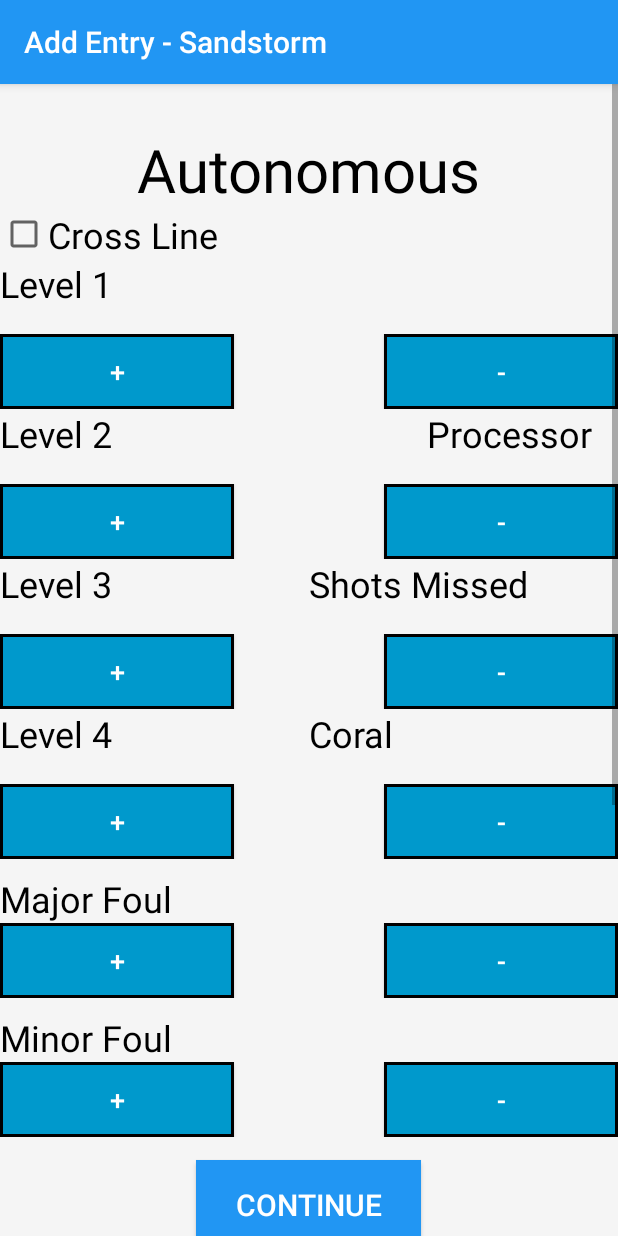
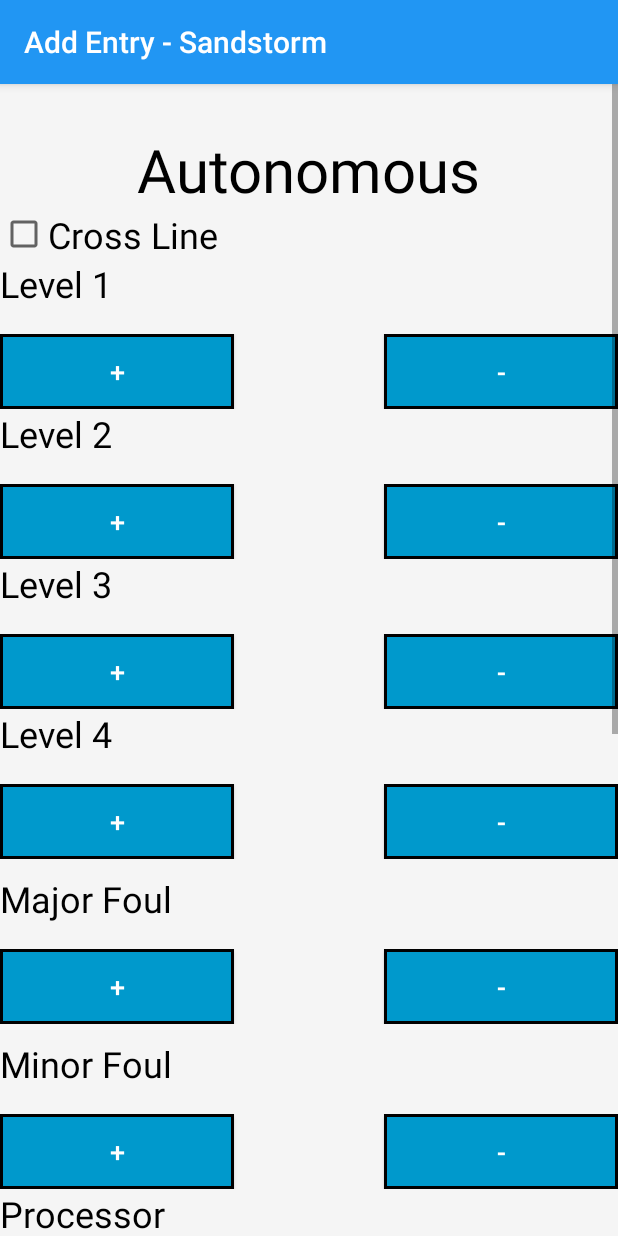
Before and after one commit to RaiderRobotix/Scouting-App, an Android app: the AddEntryActivity screen opened directly, with no data from a screen before it, after a tap on "CONTINUE", on a phone screen of 412 x 824 dp. Run offline under Robolectric (Android 15) with nearby library versions, the light colour scheme and no system bars; libraries missing offline, so code that uses them is left out: com.weiwangcn.betterspinner; 32 statements that could not run were skipped.

Commit message:
More buttons!!! - Ojas

```diff
--- a/scoutingapp/src/main/java/org/usfirst/frc/team25/scouting/data/models/Autonomous.java
+++ b/scoutingapp/src/main/java/org/usfirst/frc/team25/scouting/data/models/Autonomous.java
@@ -15,12 +15,11 @@ public class Autonomous {
     private int levelThree;
     private int levelFour;
     private int coral;
-    private int madeAuto;
     private int missedAuto;
 
 
 
-    public Autonomous(int processorAuto, int majorFoulAuto, int minoFoulAuto, boolean crossComLine, int levelOne, int levelTwo, int levelThree, int levelFour, int coral, int madeAuto, int missedAuto) {
+    public Autonomous(int processorAuto, int majorFoulAuto, int minorFoulAuto, boolean crossComLine, int levelOne, int levelTwo, int levelThree, int levelFour, int coral, int missedAuto) {
         this.processorAuto = processorAuto;
         this.majorFoulAuto = majorFoulAuto;
         this.minorFoulAuto = minorFoulAuto;
@@ -29,7 +28,6 @@ public class Autonomous {
         this.levelTwo = levelTwo;
         this.levelThree = levelThree;
         this.levelFour = levelFour;
-        this.madeAuto = madeAuto;
         this.missedAuto = missedAuto;
     }
 
@@ -53,8 +51,6 @@ public class Autonomous {
 
     public int getCoral() {return coral;}
 
-    public int getMadeAuto() {return madeAuto;}
-
     public int getMissedAuto() {return missedAuto;}
 
 }
--- a/scoutingapp/src/main/java/org/usfirst/frc/team25/scouting/ui/dataentry/AutoFragment.java
+++ b/scoutingapp/src/main/java/org/usfirst/frc/team25/scouting/ui/dataentry/AutoFragment.java
@@ -19,7 +19,7 @@ import org.usfirst.frc.team25.scouting.ui.views.ButtonIncDecSet;
 
 public class AutoFragment extends Fragment implements EntryFragment {
 
-    private ButtonIncDecSet levelOne, levelTwo, levelThree, levelFour, coral, processorAuto, missedAuto, madeAuto, minorFoulAuto, majorFoulAuto;
+    private ButtonIncDecSet levelOne, levelTwo, levelThree, levelFour, coral, processorAuto, missedAuto, minorFoulAuto, majorFoulAuto;
 
 
     private CheckBox crossComLine;
@@ -56,7 +56,6 @@ public class AutoFragment extends Fragment implements EntryFragment {
         levelThree = view.findViewById(R.id.auto_zone_three_text);
         levelFour = view.findViewById(R.id.auto_zone_four_text);
         processorAuto = view.findViewById(R.id.auto_zone_text_processor);
-        madeAuto = view.findViewById(R.id.auto_zone_text_made);
         missedAuto = view.findViewById(R.id.auto_zone_text_missed);
         crossComLine = view.findViewById(R.id.cross_com_line);
         minorFoulAuto = view.findViewById(R.id.minor_foul_auto_text);
@@ -69,7 +68,7 @@ public class AutoFragment extends Fragment implements EntryFragment {
 
 
 
-        ButtonIncDecSet[] enablingCrossHabLineMetrics = new ButtonIncDecSet[]{ levelOne, levelTwo, levelThree, levelFour, coral, madeAuto, missedAuto};
+        ButtonIncDecSet[] enablingCrossHabLineMetrics = new ButtonIncDecSet[]{ levelOne, levelTwo, levelThree, levelFour, coral, missedAuto};
         /*
         for (ButtonIncDecSet set : enablingCrossHabLineMetrics) {
             set.incButton.setOnClickListener(view1 -> {
@@ -147,7 +146,6 @@ public class AutoFragment extends Fragment implements EntryFragment {
             levelThree.setValue(prevAuto.getLevelThree());
             levelFour.setValue(prevAuto.getLevelFour());
             coral.setValue(prevAuto.getCoral());
-            madeAuto.setValue(prevAuto.getMadeAuto());
             missedAuto.setValue(prevAuto.getMissedAuto());
         }
 
@@ -155,9 +153,7 @@ public class AutoFragment extends Fragment implements EntryFragment {
 
     @Override
     public void saveState() {
-        entry.setAutonomous(new Autonomous(processorAuto.getValue(), majorFoulAuto.getValue(), minorFoulAuto.getValue(), crossComLine.isChecked(), levelOne.getValue(), levelTwo.getValue(), levelThree.getValue(), levelFour.getValue(), coral.getValue(),
-                madeAuto.getValue(), missedAuto.getValue()
-                ));
+        entry.setAutonomous(new Autonomous(processorAuto.getValue(), majorFoulAuto.getValue(), minorFoulAuto.getValue(), crossComLine.isChecked(), levelOne.getValue(), levelTwo.getValue(), levelThree.getValue(), levelFour.getValue(), coral.getValue(), missedAuto.getValue()));
     }
 
     @Override
--- a/scoutingapp/src/main/res/layout/fragment_auto.xml
+++ b/scoutingapp/src/main/res/layout/fragment_auto.xml
@@ -17,7 +17,7 @@
             android:layout_width="match_parent"
             android:layout_height="433dp"
             android:layout_below="@id/auto_continue"
-            android:src="@drawable/map" />
+            android:src="@drawable/reef" />
 
         <LinearLayout
             android:id="@+id/teleop_layout_main"
@@ -115,14 +115,6 @@
                     android:text="Level 2"
                     android:textSize="24sp" />
 
-                <TextView
-                    android:id="@+id/auto_zone_text_processor"
-                    android:layout_width="80dp"
-                    android:layout_height="wrap_content"
-                    android:layout_weight="1"
-                    android:text="Processor"
-                    android:textSize="24sp" />
-
             </LinearLayout>
 
             <LinearLayout
@@ -180,13 +172,6 @@
                     android:text="Level 3"
                     android:textSize="24sp" />
 
-                <TextView
-                    android:id="@+id/auto_zone_text_missed"
-                    android:layout_width="80dp"
-                    android:layout_height="wrap_content"
-                    android:layout_weight="1"
-                    android:text="Shots Missed"
-                    android:textSize="24sp" />
 
 
             </LinearLayout>
@@ -246,15 +231,6 @@
                     android:text="Level 4"
                     android:textSize="24sp" />
 
-
-                <TextView
-                    android:id="@+id/auto_zone_text_coral"
-                    android:layout_width="80dp"
-                    android:layout_height="wrap_content"
-                    android:layout_weight="1"
-                    android:text="Coral"
-                    android:textSize="24sp" />
-
             </LinearLayout>
 
             <LinearLayout
@@ -307,7 +283,7 @@
                 <TextView
                     android:id="@+id/major_foul_auto_text"
                     android:layout_width="80dp"
-                    android:layout_height="wrap_content"
+                    android:layout_height="50dp"
                     android:layout_weight="1"
                     android:text="Major Foul"
                     android:layout_marginTop="10dp"
@@ -362,7 +338,7 @@
                 <TextView
                     android:id="@+id/minor_foul_auto_text"
                     android:layout_width="80dp"
-                    android:layout_height="wrap_content"
+                    android:layout_height="50dp"
                     android:layout_marginTop="10dp"
                     android:layout_weight="1"
                     android:text="Minor Foul"
@@ -410,6 +386,62 @@
 
             </LinearLayout>
 
+            <LinearLayout
+                android:id="@+id/auto_layout_12"
+                android:layout_width="match_parent"
+                android:layout_height="match_parent"
+                android:orientation="horizontal">
+
+                <TextView
+                    android:id="@+id/auto_zone_text_processor"
+                    android:layout_width="80dp"
+                    android:layout_height="50dp"
+                    android:layout_weight="1"
+                    android:text="Processor"
+                    android:textSize="24sp" />
+
+            </LinearLayout>
+
+            <LinearLayout
+                android:id="@+id/auto_layout_13"
+                android:layout_width="match_parent"
+                android:layout_height="match_parent"
+                android:orientation="horizontal">
+
+                <Button
+                    android:id="@+id/inc_button_processor"
+                    android:layout_width="50dp"
+                    android:layout_height="match_parent"
+                    android:layout_below="@+id/auto_zone_text_processor"
+                    android:layout_weight="1"
+                    android:background="@drawable/border"
+                    android:gravity="center"
+                    android:text="+"
+                    android:textColor="#FFFFFF"
+                    android:textSize="18sp"/>
+
+                <TextView
+                    android:id="@+id/button_inc_dec_value_processor"
+                    android:layout_width="100dp"
+                    android:layout_height="match_parent"
+                    android:layout_below="@+id/auto_zone_text_processor"
+                    android:gravity="center"
+                    android:textSize="10sp"/>
+
+
+                <Button
+                    android:id="@+id/dec_button_processor"
+                    android:layout_width="50dp"
+                    android:layout_height="50dp"
+                    android:layout_weight="1"
+                    android:text="-"
+                    android:textColor="#FFFFFF"
+                    android:textSize="18sp"
+                    android:gravity="center"
+                    android:layout_below="@+id/auto_zone_text_processor"
+                    android:background="@drawable/border"/>
+            </LinearLayout>
+
         </LinearLayout>
 
         <Button
```
Also changed, not shown: scoutingapp/src/main/res/drawable/reef.png (added).
